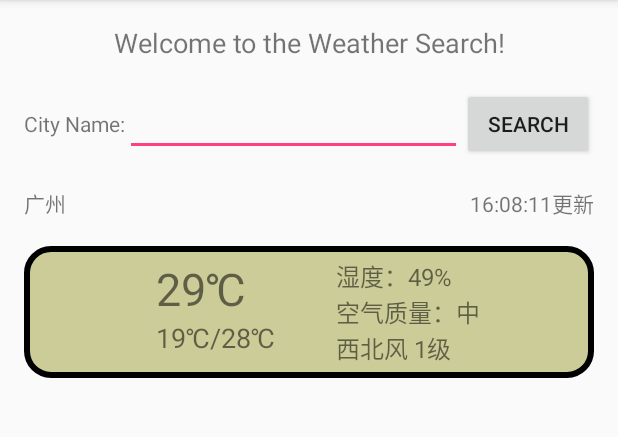
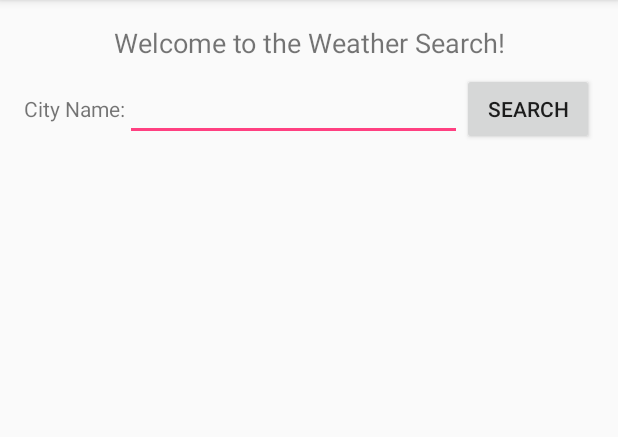
Before and after one commit to Cieo/AndroidStudioProjects, an Android app: the screen it shows after launch (MainActivity), on a phone screen of 412 x 824 dp, the part 84-521 px from its top. Run offline under Robolectric (Android 15) with nearby library versions, the phone set to English and light mode, and no system bars.

Commit message:
ui adjust

```diff
--- a/AppDevelopmentLab9/app/src/main/java/com/example/cieo233/appdevelopmentlab9/MainActivity.java
+++ b/AppDevelopmentLab9/app/src/main/java/com/example/cieo233/appdevelopmentlab9/MainActivity.java
@@ -80,6 +80,12 @@ public class MainActivity extends AppCompatActivity implements View.OnClickListe
                         tipsAdapter.notifyDataSetChanged();
                         futureAdapter.setFuture(weather.getFuture());
                         futureAdapter.notifyDataSetChanged();
+
+                        city.setVisibility(View.VISIBLE);
+                        update_time.setVisibility(View.VISIBLE);
+                        findViewById(R.id.relative_layout).setVisibility(View.VISIBLE);
+                        future_weather.setVisibility(View.VISIBLE);
+                        tips.setVisibility(View.VISIBLE);
                         break;
                     case 2:
                         showToast("免费用户不能使用高速访问");
@@ -193,7 +199,7 @@ class Weather {
     }
 
     public String getAirQuality() {
-        return weather[7].substring(weather[7].indexOf("空气质量："));
+        return weather[7].substring(weather[7].indexOf("空气质量："),weather[7].length() - 1);
     }
 
     public String getWindSpeed() {
--- a/AppDevelopmentLab9/app/src/main/res/layout/activity_main.xml
+++ b/AppDevelopmentLab9/app/src/main/res/layout/activity_main.xml
@@ -15,11 +15,11 @@
         android:textSize="18sp"
         android:layout_width="match_parent"
         android:layout_height="wrap_content"
-        android:layout_marginBottom="18dp"
+        android:layout_marginBottom="8dp"
         android:text="Welcome to the Weather Search!" />
     <LinearLayout
         android:orientation="horizontal"
-        android:layout_marginBottom="18dp"
+        android:layout_marginBottom="8dp"
         android:layout_width="match_parent"
         android:layout_height="wrap_content">
         <TextView
@@ -39,15 +39,17 @@
     </LinearLayout>
     <LinearLayout
         android:orientation="horizontal"
-        android:layout_marginBottom="18dp"
+        android:layout_marginBottom="8dp"
         android:layout_width="match_parent"
         android:layout_height="wrap_content">
         <TextView
+            android:visibility="invisible"
             android:id="@+id/city"
             android:text="广州"
             android:layout_width="wrap_content"
             android:layout_height="wrap_content" />
         <TextView
+            android:visibility="invisible"
             android:id="@+id/update_time"
             android:gravity="end"
             android:text="16:08:11更新"
@@ -55,9 +57,11 @@
             android:layout_height="wrap_content" />
     </LinearLayout>
     <RelativeLayout
+        android:id="@+id/relative_layout"
+        android:visibility="invisible"
         android:padding="8dp"
         android:background="@drawable/background"
-        android:layout_marginBottom="8dp"
+        android:layout_marginBottom="16dp"
         android:layout_width="match_parent"
         android:layout_height="wrap_content">
         <TextView
@@ -78,7 +82,7 @@
             android:layout_height="wrap_content" />
         <TextView
             android:layout_alignParentStart="true"
-            android:layout_marginStart="200dp"
+            android:layout_marginStart="180dp"
             android:textSize="16sp"
             android:id="@+id/humidity"
             android:text="湿度：49%"
@@ -88,7 +92,7 @@
             android:layout_below="@id/humidity"
             android:layout_alignParentStart="true"
             android:textSize="16sp"
-            android:layout_marginStart="200dp"
+            android:layout_marginStart="180dp"
             android:id="@+id/airQuality"
             android:text="空气质量：中"
             android:layout_width="wrap_content"
@@ -97,18 +101,21 @@
             android:layout_below="@id/airQuality"
             android:layout_alignParentStart="true"
             android:textSize="16sp"
-            android:layout_marginStart="200dp"
+            android:layout_marginStart="180dp"
             android:id="@+id/windSpeed"
             android:text="西北风 1级"
             android:layout_width="wrap_content"
             android:layout_height="wrap_content" />
     </RelativeLayout>
     <ListView
+        android:visibility="invisible"
+
         android:id="@+id/tips"
         android:layout_width="match_parent"
         android:layout_height="200dp">
     </ListView>
     <android.support.v7.widget.RecyclerView
+        android:visibility="invisible"
         android:id="@+id/future_weather"
         android:layout_width="match_parent"
         android:layout_height="match_parent">
```
